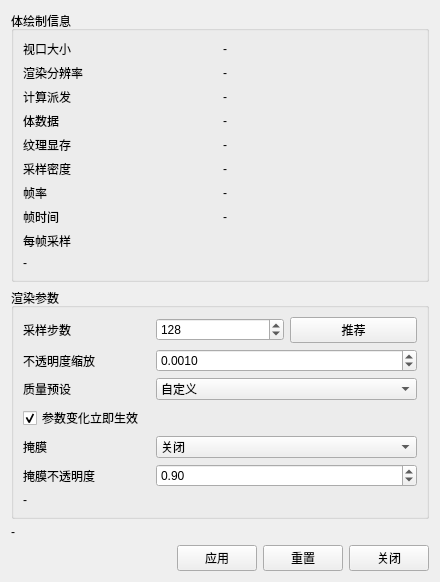
The window that Qt/Resources/UI/igQtVolumeRendering.ui (hu-shuhan/editOpeniGame) describes before a commit, drawn with Qt 5.
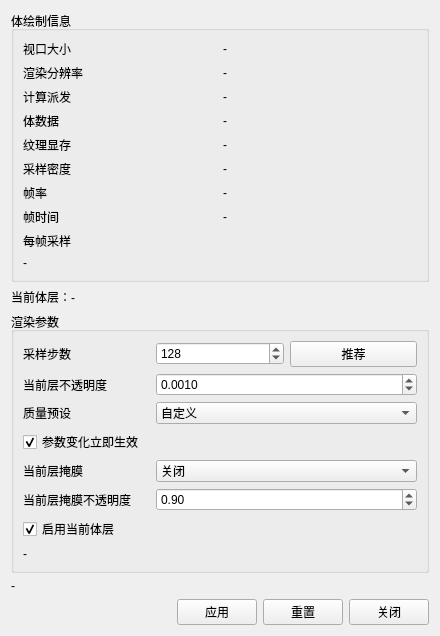
The same window after the commit.

Diff of the .ui file:
```diff
--- a/Qt/Resources/UI/igQtVolumeRendering.ui
+++ b/Qt/Resources/UI/igQtVolumeRendering.ui
@@ -164,6 +164,19 @@
      </layout>
     </widget>
    </item>
+   <item>
+    <widget class="QLabel" name="label_CurrentVolumeLayer">
+     <property name="toolTip">
+      <string>下面这些参数属于“当前体层”：在模型树里选中一个体层模型即可编辑它自己的参数（与 ColorMapper 的用法一致）</string>
+     </property>
+     <property name="text">
+      <string>当前体层：-</string>
+     </property>
+     <property name="wordWrap">
+      <bool>true</bool>
+     </property>
+    </widget>
+   </item>
    <item>
     <widget class="QGroupBox" name="groupBox_Params">
      <property name="title">
@@ -209,7 +222,7 @@
       <item row="1" column="0">
         <widget class="QLabel" name="label_OpacityTitle">
          <property name="text">
-          <string>不透明度缩放</string>
+         <string>当前层不透明度</string>
          </property>
        </widget>
       </item>
@@ -282,7 +295,7 @@
          <string>空白/ghost体素处理方式,需要vtkValidPointMask或vtkGhostType</string>
         </property>
         <property name="text">
-         <string>掩膜</string>
+         <string>当前层掩膜</string>
         </property>
        </widget>
       </item>
@@ -311,7 +324,7 @@
       <item row="5" column="0">
        <widget class="QLabel" name="label_ShellOpacityTitle">
         <property name="text">
-         <string>掩膜不透明度</string>
+         <string>当前层掩膜不透明度</string>
         </property>
        </widget>
       </item>
@@ -335,6 +348,19 @@
        </widget>
       </item>
       <item row="6" column="0" colspan="3">
+       <widget class="QCheckBox" name="checkBox_CurrentLayerEnabled">
+        <property name="toolTip">
+         <string>启用/停用当前选中的体层（每个模型独立）</string>
+        </property>
+        <property name="text">
+         <string>启用当前体层</string>
+        </property>
+        <property name="checked">
+         <bool>true</bool>
+        </property>
+       </widget>
+      </item>
+      <item row="7" column="0" colspan="3">
        <widget class="QLabel" name="label_StepsHint">
         <property name="text">
          <string>-</string>
```
